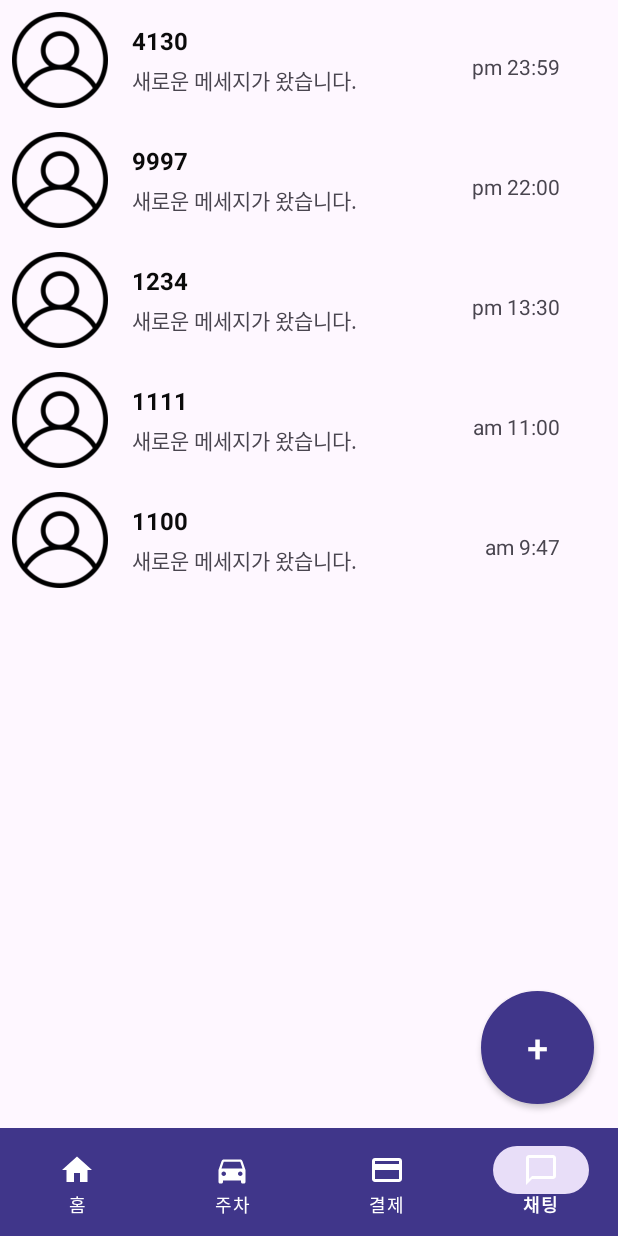
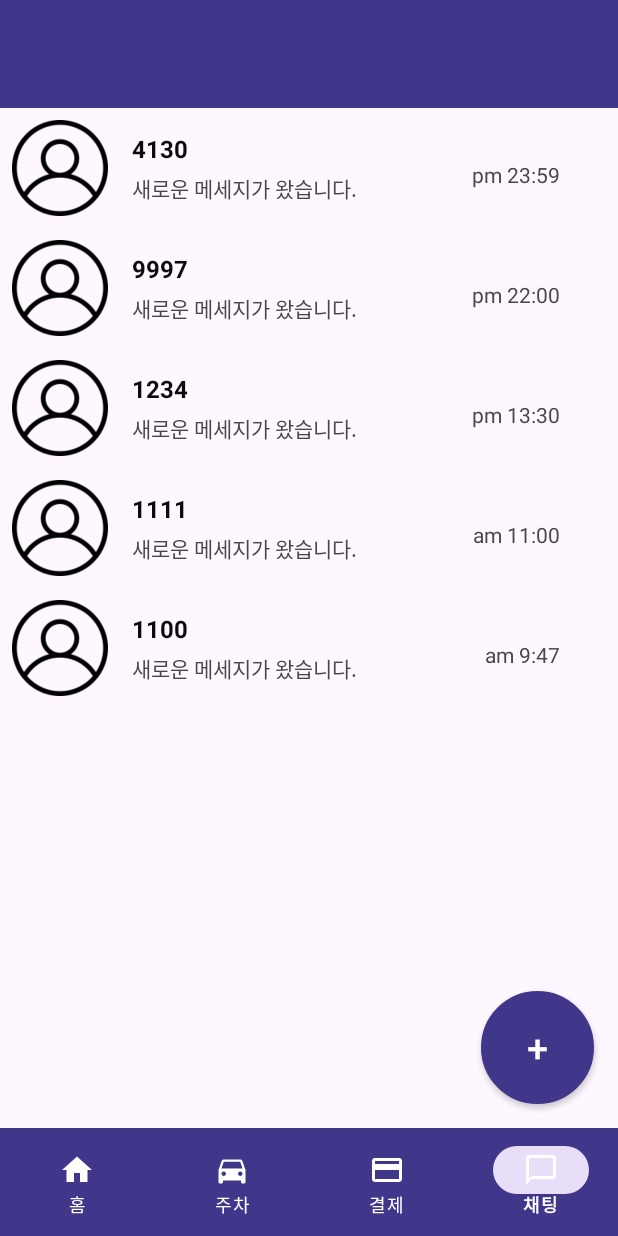
Before and after one commit to JustinLee02/OOP_TEAM1, an Android app: the screen it shows after launch (BottomNavigationActivity), item 4 of the bottom bar chosen, on a phone screen of 412 x 824 dp. Run offline under Robolectric (Android 15) with nearby library versions, the phone set to English and light mode, and no system bars; 2 statements that could not run were skipped.

```diff
--- a/KAUPark/app/build.gradle.kts
+++ b/KAUPark/app/build.gradle.kts
@@ -61,7 +61,4 @@ dependencies {
     implementation ("de.hdodenhof:circleimageview:3.1.0")
     implementation (libs.androidx.viewpager2)
     implementation("com.naver.maps:map-sdk:3.19.1")
-
-    implementation ("com.google.firebase:firebase-bom:29.3.1")
-    implementation ("com.google.firebase:firebase-analytics-ktx")
 }
--- a/KAUPark/app/src/main/AndroidManifest.xml
+++ b/KAUPark/app/src/main/AndroidManifest.xml
@@ -25,7 +25,7 @@
             android:name=".activity.HomeActivity"
             android:exported="true"/>
         <activity
-            android:name=".activity.MainActivity"
+            android:name="com.example.kaupark.activity.HomeActivity"
             android:exported="true"></activity>
 
         <meta-data
--- a/KAUPark/app/src/main/res/layout/chatting_list.xml
+++ b/KAUPark/app/src/main/res/layout/chatting_list.xml
@@ -4,7 +4,19 @@
     xmlns:tools="http://schemas.android.com/tools"
     android:layout_width="match_parent"
     android:layout_height="match_parent"
+    android:id="@+id/chat_layout"
     tools:context=".fragment.ChattingList" >
+
+    <androidx.appcompat.widget.Toolbar
+        android:id = "@+id/chat_toobar"
+        android:layout_width="match_parent"
+        android:layout_height="72dp"
+        android:background="#40368A"
+        android:layout_marginTop="0dp"
+        app:layout_constraintTop_toTopOf="@id/chat_layout"
+        >
+
+    </androidx.appcompat.widget.Toolbar>
 
     <android.widget.Button
         android:id="@+id/chatplus_btn"
@@ -27,6 +39,6 @@
         app:layout_constraintEnd_toEndOf="parent"
         app:layout_constraintHorizontal_bias="0.0"
         app:layout_constraintStart_toStartOf="parent"
-        app:layout_constraintTop_toTopOf="parent"
+        app:layout_constraintTop_toBottomOf="@id/chat_toobar"
         app:layout_constraintVertical_bias="0.0" />
 </androidx.constraintlayout.widget.ConstraintLayout>
--- a/KAUPark/app/src/main/res/layout/fragment_chat_popup.xml
+++ b/KAUPark/app/src/main/res/layout/fragment_chat_popup.xml
@@ -41,6 +41,7 @@
         android:padding="0dp"
         android:text="x"
         android:textSize="20sp"
+        android:textColor="@color/white"
         app:layout_constraintEnd_toEndOf="parent"
         app:layout_constraintHorizontal_bias="1.0"
         app:layout_constraintStart_toEndOf="@+id/popup_title"
```
